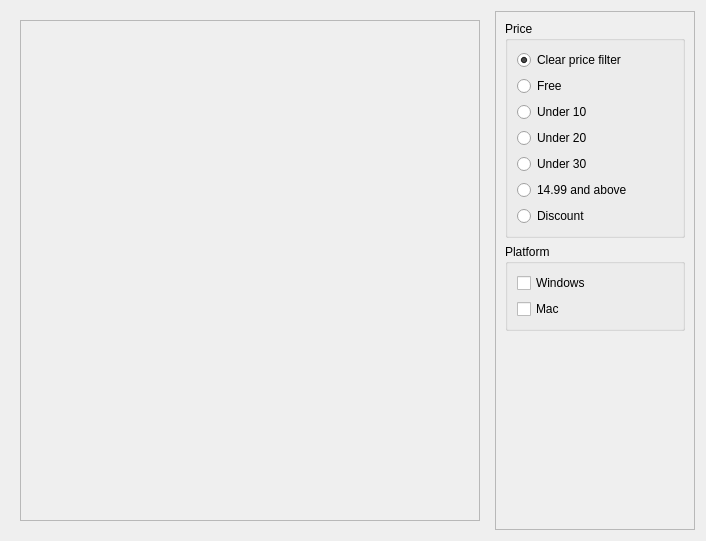
Before: the Qt Designer form rare/ui/components/tabs/store/browse_games.ui in RareDevs/Rare, drawn with Qt 5.
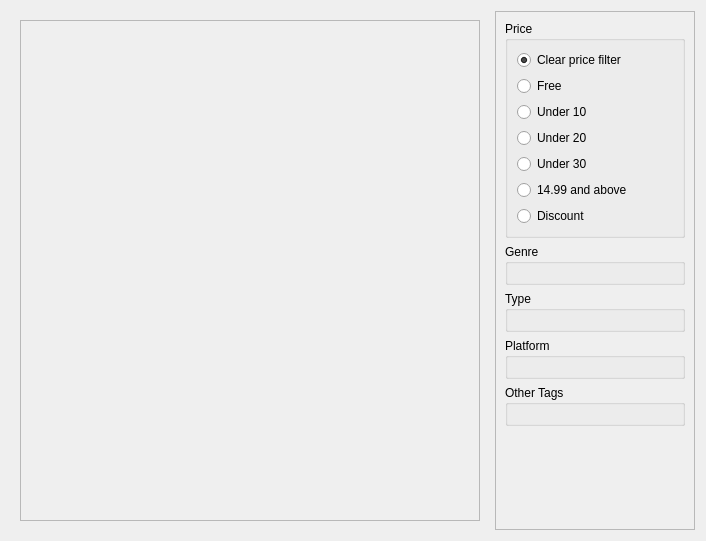
After: the same form once the commit is applied.

Commit message: Better Code to browse games, use PIL images to save smaller

```diff
--- a/rare/ui/components/tabs/store/browse_games.ui
+++ b/rare/ui/components/tabs/store/browse_games.ui
@@ -148,27 +148,36 @@
          </layout>
         </widget>
        </item>
+          <item>
+              <widget class="QGroupBox" name="genre_gb">
+                  <property name="title">
+                      <string>Genre</string>
+                  </property>
+                  <layout class="QVBoxLayout" name="verticalLayout"/>
+              </widget>
+          </item>
+          <item>
+              <widget class="QGroupBox" name="type_gb">
+                  <property name="title">
+                      <string>Type</string>
+                  </property>
+                  <layout class="QVBoxLayout" name="verticalLayout_8"/>
+              </widget>
+          </item>
        <item>
         <widget class="QGroupBox" name="platform_gb">
          <property name="title">
           <string>Platform</string>
          </property>
-         <layout class="QVBoxLayout" name="verticalLayout_7">
-          <item>
-           <widget class="QCheckBox" name="win_cb">
-            <property name="text">
-             <string>Windows</string>
-            </property>
+                  <layout class="QVBoxLayout" name="verticalLayout_7"/>
            </widget>
           </item>
           <item>
-           <widget class="QCheckBox" name="mac_cb">
-            <property name="text">
-             <string>Mac</string>
-            </property>
-           </widget>
-          </item>
-         </layout>
+              <widget class="QGroupBox" name="others_gb">
+                  <property name="title">
+                      <string>Other Tags</string>
+                  </property>
+                  <layout class="QVBoxLayout" name="verticalLayout_4"/>
         </widget>
        </item>
        <item>
```
Lines whose indentation alone changed are shown as unchanged. The commit also changes 8 other files.
